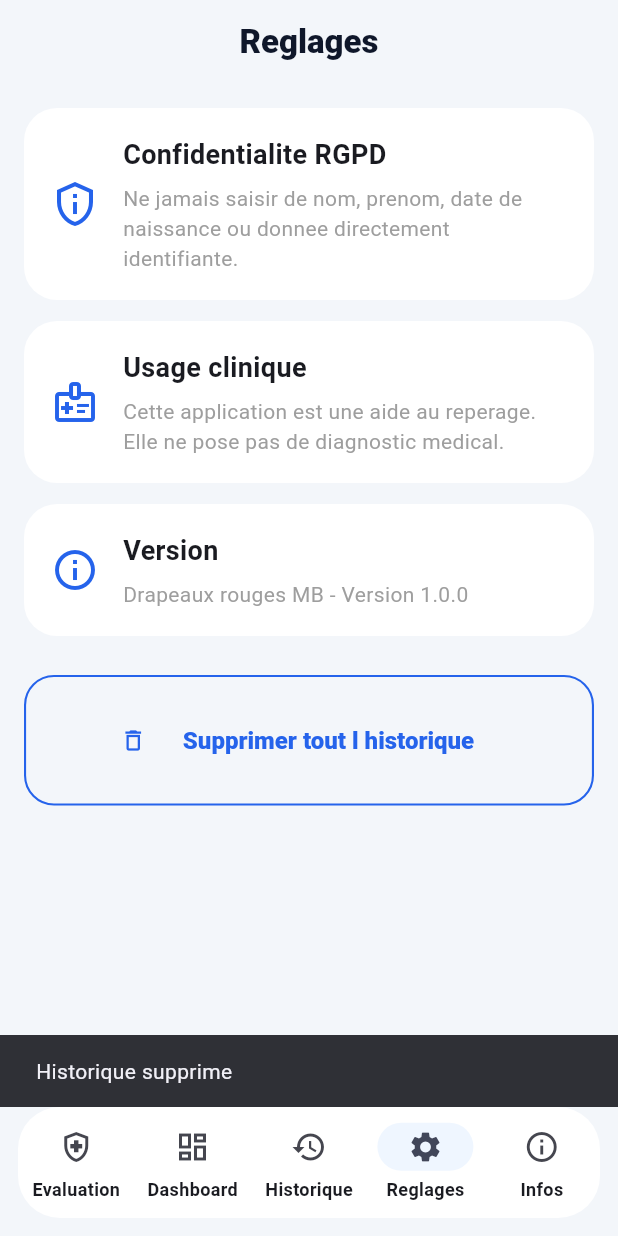
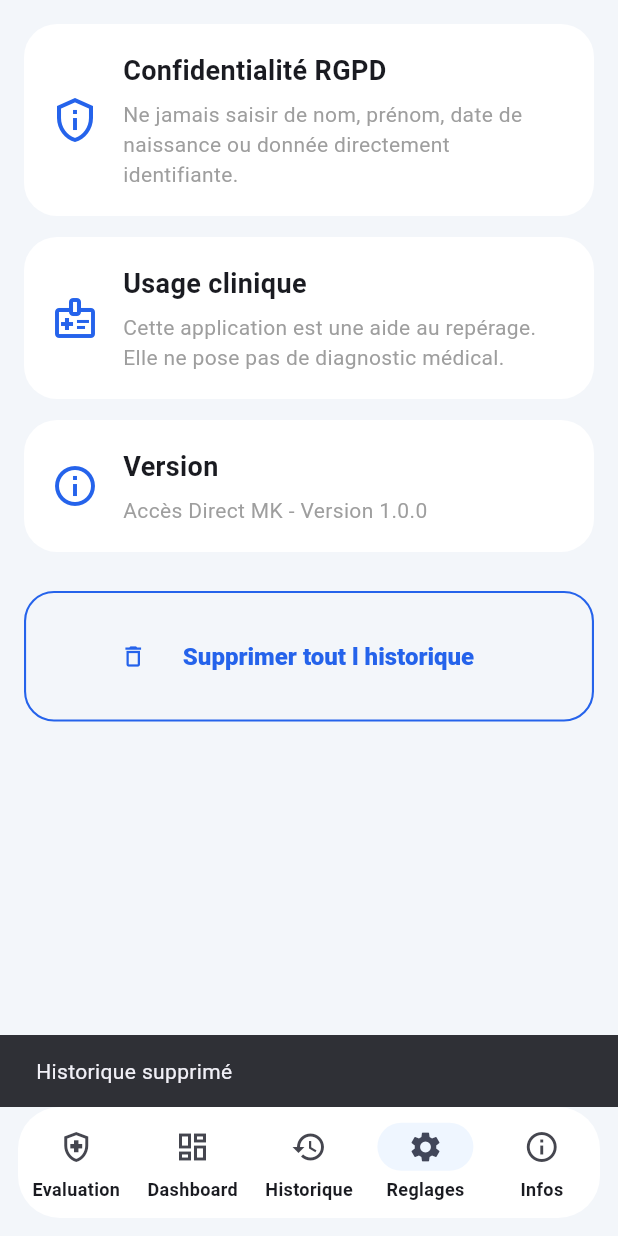
Before and after one commit to marcbouyssou-dot/drapeaux-rouges-mb, a Flutter app: the screen it shows after launch, item 4 of the bottom bar chosen, after a tap on "Supprimer tout l historique", on a phone screen of 412 x 824 dp. Run offline on Flutter 3.47's test engine with Material 3 defaults, Android fonts, the phone set to English and light mode, and no system bars; our stand-ins replace pdf, printing, share_plus, shared_preferences.

Commit message:
UI cleanup final

```diff
--- a/lib/screens/about_screen.dart
+++ b/lib/screens/about_screen.dart
@@ -7,10 +7,6 @@ class AboutScreen extends StatelessWidget {
   Widget build(BuildContext context) {
     return Scaffold(
       backgroundColor: const Color(0xFFF3F6FA),
-      appBar: AppBar(
-        title: const Text('Infos'),
-        centerTitle: true,
-      ),
       body: ListView(
         padding: const EdgeInsets.all(16),
         children: [
--- a/lib/screens/dashboard_screen.dart
+++ b/lib/screens/dashboard_screen.dart
@@ -62,10 +62,6 @@ class _DashboardScreenState extends State<DashboardScreen> {
   Widget build(BuildContext context) {
     return Scaffold(
       backgroundColor: const Color(0xFFF3F6FA),
-      appBar: AppBar(
-        title: const Text('Dashboard'),
-        centerTitle: true,
-      ),
       body: RefreshIndicator(
         onRefresh: loadDashboard,
         child: ListView(
--- a/lib/screens/home_screen.dart
+++ b/lib/screens/home_screen.dart
@@ -217,10 +217,7 @@ String get aiSummary {
     final bool isTablet = screenWidth > 900;
 
     return Scaffold(
-      appBar: AppBar(
-        title: const Text('Drapeaux rouges MB'),
-      ),
-      body: Center(
+  body: Center(
         child: ConstrainedBox(
           constraints: BoxConstraints(
             maxWidth: isTablet ? 1200 : 700,
--- a/lib/screens/main_navigation_screen.dart
+++ b/lib/screens/main_navigation_screen.dart
@@ -36,6 +36,7 @@ class _MainNavigationScreenState extends State<MainNavigationScreen> {
         child: ClipRRect(
           borderRadius: BorderRadius.circular(28),
           child: NavigationBar(
+
             selectedIndex: currentIndex,
             height: 74,
             onDestinationSelected: (index) {
--- a/lib/screens/settings_screen.dart
+++ b/lib/screens/settings_screen.dart
@@ -12,7 +12,7 @@ class SettingsScreen extends StatelessWidget {
 
     ScaffoldMessenger.of(context).showSnackBar(
       const SnackBar(
-        content: Text('Historique supprime'),
+        content: Text('Historique supprimé'),
       ),
     );
   }
@@ -21,29 +21,25 @@ class SettingsScreen extends StatelessWidget {
   Widget build(BuildContext context) {
     return Scaffold(
       backgroundColor: const Color(0xFFF3F6FA),
-      appBar: AppBar(
-        title: const Text('Reglages'),
-        centerTitle: true,
-      ),
       body: ListView(
         padding: const EdgeInsets.all(16),
         children: [
           settingCard(
             icon: Icons.privacy_tip_outlined,
-            title: 'Confidentialite RGPD',
+            title: 'Confidentialité RGPD',
             subtitle:
-                'Ne jamais saisir de nom, prenom, date de naissance ou donnee directement identifiante.',
+                'Ne jamais saisir de nom, prénom, date de naissance ou donnée directement identifiante.',
           ),
           settingCard(
             icon: Icons.medical_information_outlined,
             title: 'Usage clinique',
             subtitle:
-                'Cette application est une aide au reperage. Elle ne pose pas de diagnostic medical.',
+                'Cette application est une aide au repérage. Elle ne pose pas de diagnostic médical.',
           ),
           settingCard(
             icon: Icons.info_outline,
             title: 'Version',
-            subtitle: 'Drapeaux rouges MB - Version 1.0.0',
+            subtitle: 'Accès Direct MK - Version 1.0.0',
           ),
           const SizedBox(height: 12),
           OutlinedButton.icon(
```
Also changed, not shown: lib/screens/history_screen.dart (+7 -20 lines).
